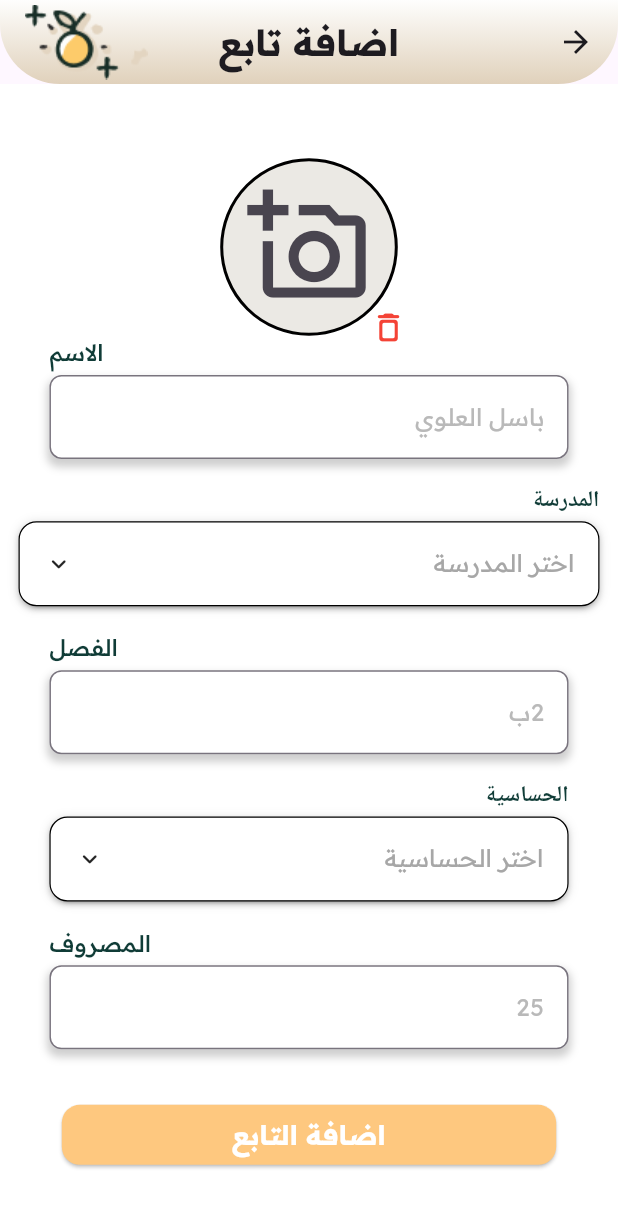
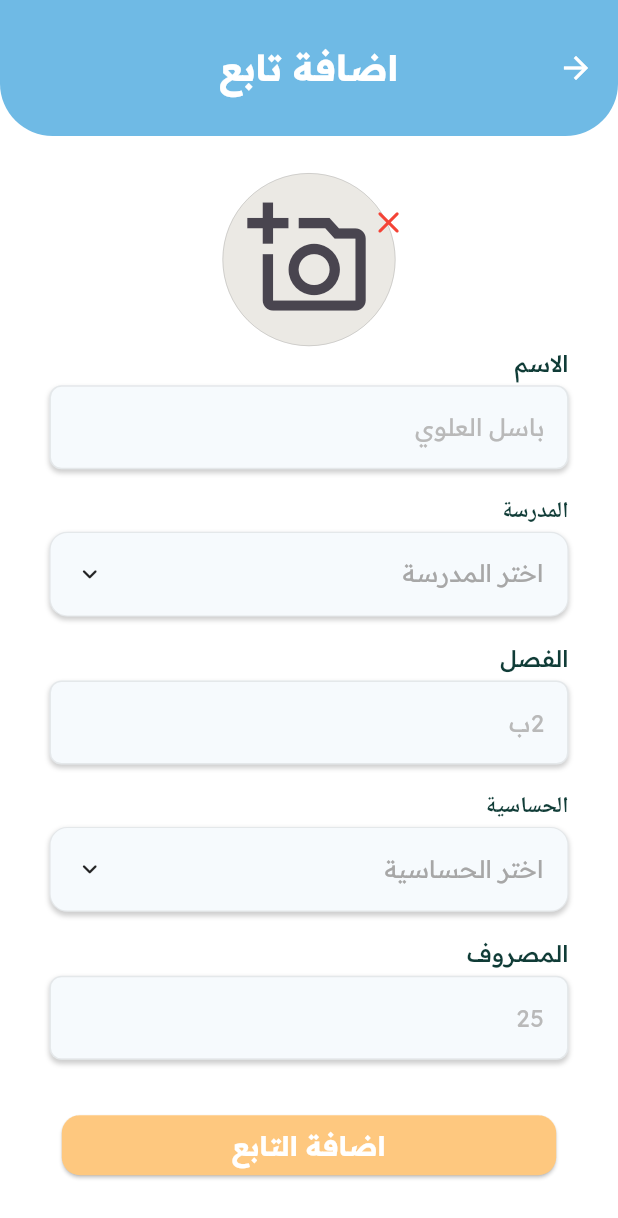
Before and after one commit to Basel-75/FUSHTI, a Flutter app: the AddFollowersScreen screen opened directly, on a phone screen of 412 x 824 dp. Shown: the top 1218 px of the screen. Run offline on Flutter 3.47's test engine with Material 3 defaults, Android fonts, the phone set to English and light mode, and no system bars; drawn by our look-alikes of animated_custom_dropdown; our stand-ins replace bloc, carousel_slider, connectivity_plus, custom_radio_grouped_button, dio, dotted_line and 21 more; missing offline and left inert: add_to_cart_animation, barcode_scan2, onesignal_flutter; accounts and stored records are empty; statements that could not run were skipped.

Commit message:
editing addFollower ui done.

```diff
--- a/apps/customer_app/lib/main.dart
+++ b/apps/customer_app/lib/main.dart
@@ -72,7 +72,7 @@ class MainApp extends StatelessWidget {
                   style: ElevatedButton.styleFrom(
                       backgroundColor: const Color(0xffFEC87F)))),
           debugShowCheckedModeBanner: false,
-          home: const LoginScreen(),
+          home: const BottomNavigatorScreen(),
         ),
       ),
     );
--- a/apps/customer_app/lib/screen/auth/login_screen.dart
+++ b/apps/customer_app/lib/screen/auth/login_screen.dart
@@ -97,7 +97,7 @@ class LoginScreen extends StatelessWidget {
                                   fontFamily: 'Inter',
                                   fontSize: 22.sp,
                                   fontWeight: FontWeight.w600,
-                                  color: Color(0xff103C37)),
+                                  color: const Color(0xff103C37)),
                             ),
                             SizedBox(
                               height: 5.h,
@@ -110,6 +110,7 @@ class LoginScreen extends StatelessWidget {
                                 keyboardType: TextInputType.emailAddress,
                                 isPassword: false,
                                 label: 'الايميل',
+                                backgroundColor: const Color(0xffF6FAFD),
                                 validator: (value) {
                                   if (value == null || value.isEmpty) {
                                     ScaffoldMessenger.of(context)
--- a/apps/customer_app/lib/screen/auth/signup_screen.dart
+++ b/apps/customer_app/lib/screen/auth/signup_screen.dart
@@ -130,6 +130,7 @@ class SignupScreen extends StatelessWidget {
                                     }
                                     return null;
                                   },
+                                  backgroundColor: const Color(0xffF6FAFD),
                                   hintText: 'example@gmail.com',
                                   keyboardType: TextInputType.emailAddress,
                                   isPassword: false,
@@ -140,6 +141,7 @@ class SignupScreen extends StatelessWidget {
                                   height: 2.h,
                                 ),
                                 CustomTextFormFelid(
+                                    backgroundColor: const Color(0xffF6FAFD),
                                     controller: cubit.nameCon,
                                     hintText: 'فهد',
                                     isPassword: false,
@@ -168,6 +170,7 @@ class SignupScreen extends StatelessWidget {
                                   height: 2.h,
                                 ),
                                 CustomTextFormFelid(
+                                    backgroundColor: const Color(0xffF6FAFD),
                                     controller: cubit.phoneCon,
                                     hintText: '0512345678',
                                     isPassword: false,
--- a/apps/customer_app/lib/screen/followers/add/add_followers_screen.dart
+++ b/apps/customer_app/lib/screen/followers/add/add_followers_screen.dart
@@ -64,37 +64,37 @@ class AddFollowersScreen extends StatelessWidget {
               key: cubit.formKey,
               child: Scaffold(
                 appBar: AppBar(
-                  title: const Text(
+                  backgroundColor: Colors.transparent,
+                  iconTheme: const IconThemeData(
+                    color: Colors.white, //change your color here
+                  ),
+                  title: Text(
                     'اضافة تابع',
-                    style: TextStyle(fontSize: 24, fontWeight: FontWeight.bold),
+                    style: TextStyle(
+                        fontSize: 20.sp,
+                        fontWeight: FontWeight.bold,
+                        color: Colors.white),
                   ),
                   centerTitle: true,
-                  actions: [
-                    Image.asset('assets/image/homeicon.png'),
-                    SizedBox(
-                      width: 2.h,
-                    )
-                  ],
                   flexibleSpace: Container(
+                    height: 13.h,
                     decoration: const BoxDecoration(
-                        gradient: LinearGradient(
-                          begin: Alignment.topCenter,
-                          end: Alignment.bottomCenter,
-                          colors: [Color(0xffFEFEFD), Color(0xffE0D1BB)],
-                        ),
-                        borderRadius: BorderRadius.only(
-                          bottomLeft: Radius.circular(40),
-                          bottomRight: Radius.circular(40),
-                        )),
+                      color: Color(0xff6FBAE5),
+                      borderRadius: BorderRadius.only(
+                        bottomLeft: Radius.circular(35),
+                        bottomRight: Radius.circular(35),
+                      ),
+                    ),
                   ),
+                  toolbarHeight: 11.h,
                 ),
                 body: SingleChildScrollView(
                   child: Directionality(
-                    textDirection: TextDirection.ltr,
+                    textDirection: TextDirection.rtl,
                     child: Column(
                       children: [
                         SizedBox(
-                          height: 6.h,
+                          height: 3.h,
                         ),
                         SelectImageWidget(
                           onDelete: () {
@@ -112,6 +112,7 @@ class AddFollowersScreen extends StatelessWidget {
                               }
                               return null;
                             },
+                            backgroundColor: const Color(0xffF6FAFD),
                             controller: cubit.nameCon,
                             label: 'الاسم',
                             hintText: 'باسل العلوي',
@@ -130,6 +131,7 @@ class AddFollowersScreen extends StatelessWidget {
 
                             return null;
                           },
+                          backgroundColor: const Color(0xffF6FAFD),
                           label: 'المدرسة',
                           hintText: 'اختر المدرسة',
                           items: cubit.school,
@@ -147,6 +149,7 @@ class AddFollowersScreen extends StatelessWidget {
                             }
                             return null;
                           },
+                          backgroundColor: const Color(0xffF6FAFD),
                           controller: cubit.classCon,
                           label: 'الفصل',
                           hintText: '2ب',
@@ -156,6 +159,7 @@ class AddFollowersScreen extends StatelessWidget {
                           height: 2.h,
                         ),
                         CustomMultiSelect(
+                          backgroundColor: const Color(0xffF6FAFD),
                           label: 'الحساسية',
                           hintText: 'اختر الحساسية',
                           items: cubit.alergy,
@@ -176,6 +180,7 @@ class AddFollowersScreen extends StatelessWidget {
                             }
                             return null;
                           },
+                          backgroundColor: const Color(0xffF6FAFD),
                           label: 'المصروف',
                           hintText: '25',
                           isPassword: false,
--- a/apps/customer_app/lib/widget/dropDownMenu/custom_multi_select.dart
+++ b/apps/customer_app/lib/widget/dropDownMenu/custom_multi_select.dart
@@ -6,12 +6,14 @@ class CustomMultiSelect extends StatelessWidget {
   final List<DropDownItem>? items;
   final dynamic Function(List<DropDownItem>)? onListChanged;
   final String label, hintText;
+  final Color? backgroundColor;
   const CustomMultiSelect({
     super.key,
     this.items,
     this.onListChanged,
     required this.label,
     required this.hintText,
+    this.backgroundColor,
   });
 
   @override
@@ -37,9 +39,18 @@ class CustomMultiSelect extends StatelessWidget {
             CustomDropdown<DropDownItem>.multiSelectSearch(
                 itemsListPadding: EdgeInsets.symmetric(horizontal: 8.w),
                 decoration: CustomDropdownDecoration(
-                    closedFillColor: Colors.white, //Color(0xfff4f4f4),
-                    closedBorder: Border.all(width: 0.8),
-                    closedShadow: kElevationToShadow[2]),
+                  closedFillColor: backgroundColor ?? Colors.white,
+                  closedBorder: Border.all(
+                      width: 0.8, color: Colors.grey.withOpacity(0.2)),
+                  closedShadow: [
+                    BoxShadow(
+                      color: Colors.grey.withOpacity(0.5),
+                      spreadRadius: 0.2,
+                      blurRadius: 2,
+                      offset: const Offset(0, 2),
+                    ),
+                  ],
+                ),
                 hintText: hintText,
                 items: items,
                 onListChanged: onListChanged),
--- a/apps/customer_app/lib/widget/dropDownMenu/custom_select.dart
+++ b/apps/customer_app/lib/widget/dropDownMenu/custom_select.dart
@@ -22,7 +22,7 @@ class CustomSelect extends StatelessWidget {
     return Directionality(
       textDirection: TextDirection.rtl,
       child: Padding(
-        padding: EdgeInsets.symmetric(horizontal: 3.w),
+        padding: EdgeInsets.symmetric(horizontal: 8.w),
         child: Column(
           crossAxisAlignment: CrossAxisAlignment.start,
           children: [
@@ -41,9 +41,18 @@ class CustomSelect extends StatelessWidget {
                 validator: validator,
                 itemsListPadding: EdgeInsets.symmetric(horizontal: 8.w),
                 decoration: CustomDropdownDecoration(
-                    closedFillColor: backgroundColor ?? Colors.white,
-                    closedBorder: Border.all(width: 0.8),
-                    closedShadow: kElevationToShadow[2]),
+                  closedFillColor: backgroundColor ?? Colors.white,
+                  closedBorder: Border.all(
+                      width: 0.8, color: Colors.grey.withOpacity(0.2)),
+                  closedShadow: [
+                    BoxShadow(
+                      color: Colors.grey.withOpacity(0.5),
+                      spreadRadius: 0.2,
+                      blurRadius: 2,
+                      offset: const Offset(0, 2),
+                    ),
+                  ],
+                ),
                 hintText: hintText,
                 items: items,
                 excludeSelected: false,
--- a/apps/customer_app/lib/widget/imagePicker/select_image_widget.dart
+++ b/apps/customer_app/lib/widget/imagePicker/select_image_widget.dart
@@ -16,7 +16,7 @@ class SelectImageWidget extends StatelessWidget {
       padding: EdgeInsets.all(8),
       decoration: BoxDecoration(
           shape: BoxShape.circle,
-          border: Border.all(width: 2),
+          border: Border.all(width: 0.5, color: Colors.grey.withOpacity(0.5)),
           color: Color.fromARGB(255, 235, 233, 228)),
       child: Stack(
         clipBehavior: Clip.none,
@@ -30,11 +30,11 @@ class SelectImageWidget extends StatelessWidget {
           ),
           Positioned(
             left: 19.w,
-            top: 19.w,
+            top: 0.w,
             child: IconButton(
               onPressed: onDelete,
               icon: Icon(
-                Icons.delete_outline_rounded,
+                Icons.close_rounded,
                 color: Colors.red,
                 size: 3.h,
               ),
--- a/apps/customer_app/lib/widget/textFormFeild/custom_text_form_felid.dart
+++ b/apps/customer_app/lib/widget/textFormFeild/custom_text_form_felid.dart
@@ -46,9 +46,9 @@ class CustomTextFormFelid extends StatelessWidget {
               boxShadow: [
                 BoxShadow(
                   color: Colors.grey.withOpacity(0.5),
-                  spreadRadius: 1,
-                  blurRadius: 4,
-                  offset: const Offset(0, 4),
+                  spreadRadius: 0.2,
+                  blurRadius: 2,
+                  offset: const Offset(0, 2),
                 ),
               ],
               borderRadius: BorderRadius.circular(8),
@@ -60,11 +60,18 @@ class CustomTextFormFelid extends StatelessWidget {
               controller: controller,
               keyboardType: keyboardType,
               decoration: InputDecoration(
-                  hintStyle: const TextStyle(color: Color(0xffB9B9B9)),
-                  hintText: hintText,
-                  hintTextDirection: TextDirection.rtl,
-                  border: OutlineInputBorder(
-                      borderRadius: BorderRadius.circular(8))),
+                hintStyle: const TextStyle(color: Color(0xffB9B9B9)),
+                hintText: hintText,
+                hintTextDirection: TextDirection.rtl,
+                border:
+                    OutlineInputBorder(borderRadius: BorderRadius.circular(8)),
+                enabledBorder: OutlineInputBorder(
+                  borderRadius: BorderRadius.circular(8),
+                  borderSide: BorderSide(
+                      color: Colors.grey
+                          .withOpacity(0.2)), // Border color when enabled
+                ),
+              ),
             ),
           )
         ],
```
